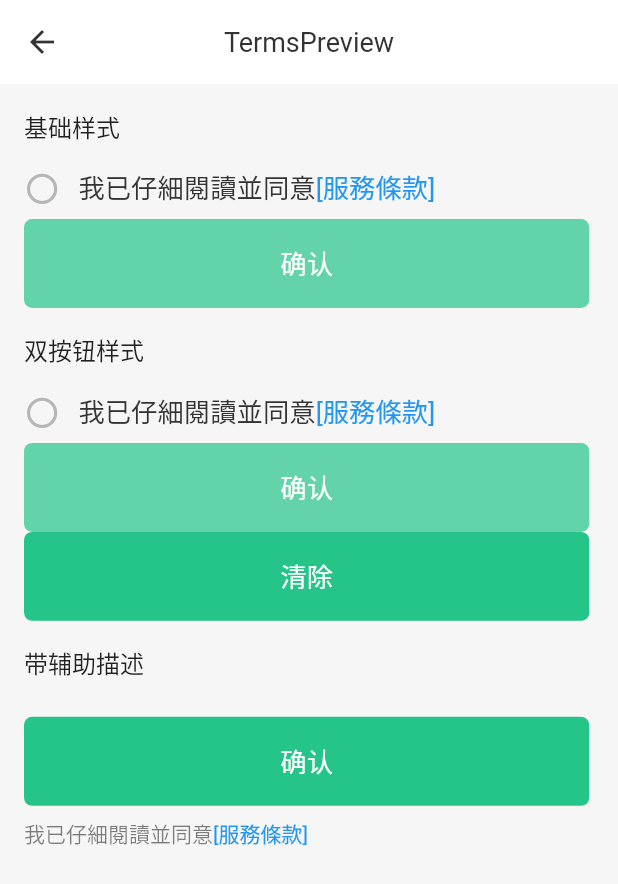
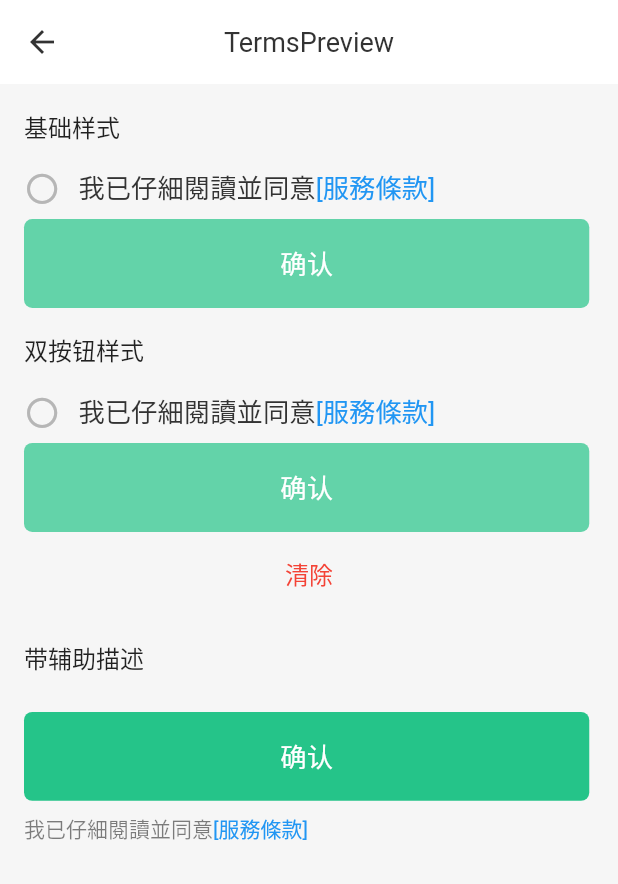
Before and after one commit to hello-coder-xu/voo, a Flutter app: the TermsPage screen opened by its route, on a phone screen of 412 x 824 dp. Shown: the top 884 px of the screen. Run offline on Flutter 3.47's test engine with Material 2 defaults, Android fonts, the phone set to English and light mode, and no system bars; our stand-ins replace flutter_screenutil.

Commit message:
适配调整 - terms

```diff
--- a/example/lib/page/terms/index.dart
+++ b/example/lib/page/terms/index.dart
@@ -72,14 +72,15 @@ class TermsPageState extends State<TermsPage> {
             checked2 ? () => VooToast.showToast(context, msg: '点击确认') : null,
       ),
     ));
-    children.add(Container(
-      margin: EdgeInsets.symmetric(horizontal: 16),
-      alignment: Alignment.centerLeft,
-      child: VooButton(
-        child: '清除',
-        onPressed: () {
-          VooToast.showToast(context, msg: '点击清除');
-        },
+    children.add(GestureDetector(
+      behavior: HitTestBehavior.translucent,
+      onTap: () {
+        VooToast.showToast(context, msg: '点击清除');
+      },
+      child: Container(
+        margin: EdgeInsets.symmetric(horizontal: 16,vertical: 16),
+        alignment: Alignment.center,
+        child: Text('清除', style: TextStyle(fontSize: 16, color: Colors.red)),
       ),
     ));
 
```
